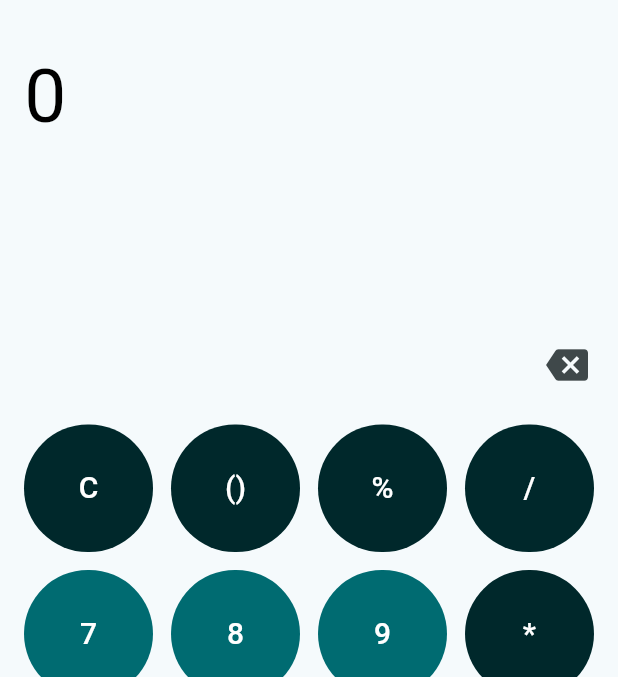
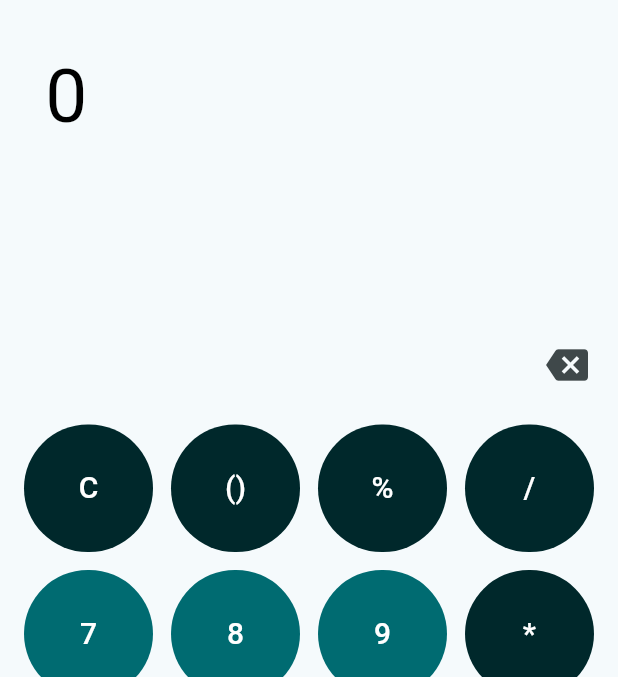
Before and after one commit to as9284/project_zero, a Flutter app: the screen it shows after launch, on a phone screen of 412 x 824 dp, the part 63-740 px from its top. Run offline on Flutter 3.47's test engine with Material 3 defaults, Android fonts, the phone set to English and light mode, and no system bars; our stand-ins replace math_expressions, package_info_plus, shared_preferences; missing offline and left inert: desktop_window.

Commit message:
Improve expression padding

```diff
--- a/lib/views/home.dart
+++ b/lib/views/home.dart
@@ -286,7 +286,7 @@ class _HomePageState extends State<HomePage> {
             Container(
               height: 100,
               alignment: Alignment.bottomRight,
-              padding: const EdgeInsets.symmetric(horizontal: 16, vertical: 10),
+              padding: const EdgeInsets.symmetric(horizontal: 30, vertical: 10),
               child: Stack(
                 children: [
                   Scrollbar(
```
